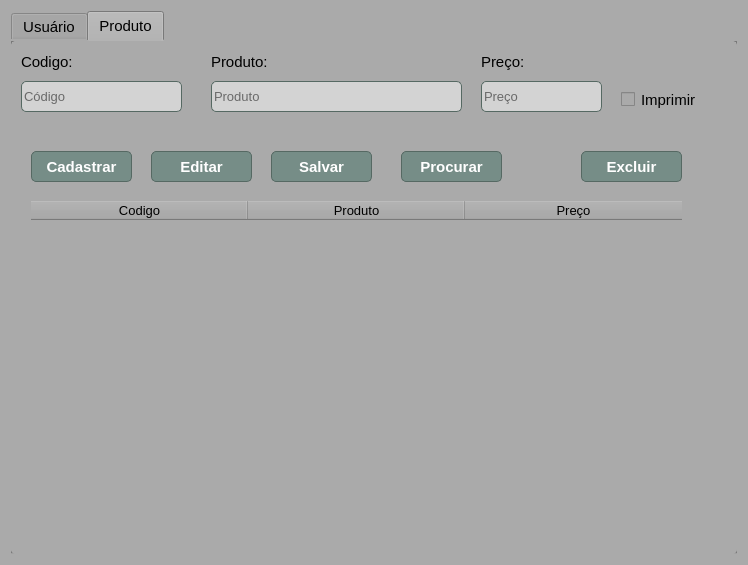
Qt form user.ui (Pindoba/Comanda-pre) before a commit.
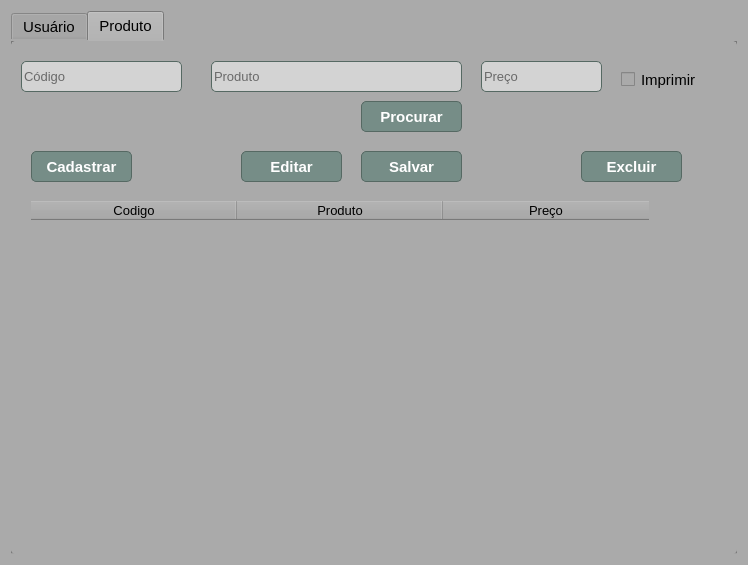
The same form after that commit.

Commit message: buscar produto dentro da comanda e add

Diff of the .ui file:
```diff
--- a/user.ui
+++ b/user.ui
@@ -258,7 +258,7 @@
        <property name="geometry">
         <rect>
          <x>10</x>
-         <y>40</y>
+         <y>20</y>
          <width>161</width>
          <height>31</height>
         </rect>
@@ -287,7 +287,7 @@
        <property name="geometry">
         <rect>
          <x>200</x>
-         <y>40</y>
+         <y>20</y>
          <width>251</width>
          <height>31</height>
         </rect>
@@ -310,7 +310,7 @@
        <property name="geometry">
         <rect>
          <x>470</x>
-         <y>40</y>
+         <y>20</y>
          <width>121</width>
          <height>31</height>
         </rect>
@@ -329,60 +329,6 @@
         <string>Preço</string>
        </property>
       </widget>
-      <widget class="QLabel" name="label_8">
-       <property name="geometry">
-        <rect>
-         <x>10</x>
-         <y>10</y>
-         <width>51</width>
-         <height>21</height>
-        </rect>
-       </property>
-       <property name="font">
-        <font>
-         <pointsize>11</pointsize>
-        </font>
-       </property>
-       <property name="text">
-        <string>Codigo:</string>
-       </property>
-      </widget>
-      <widget class="QLabel" name="label_9">
-       <property name="geometry">
-        <rect>
-         <x>200</x>
-         <y>10</y>
-         <width>61</width>
-         <height>21</height>
-        </rect>
-       </property>
-       <property name="font">
-        <font>
-         <pointsize>11</pointsize>
-        </font>
-       </property>
-       <property name="text">
-        <string>Produto:</string>
-       </property>
-      </widget>
-      <widget class="QLabel" name="label_10">
-       <property name="geometry">
-        <rect>
-         <x>470</x>
-         <y>10</y>
-         <width>51</width>
-         <height>21</height>
-        </rect>
-       </property>
-       <property name="font">
-        <font>
-         <pointsize>11</pointsize>
-        </font>
-       </property>
-       <property name="text">
-        <string>Preço:</string>
-       </property>
-      </widget>
       <widget class="QTableWidget" name="tableWidget_2">
        <property name="geometry">
         <rect>
@@ -398,7 +344,7 @@
         </font>
        </property>
        <attribute name="horizontalHeaderDefaultSectionSize">
-        <number>217</number>
+        <number>206</number>
        </attribute>
        <column>
         <property name="text">
@@ -492,7 +438,7 @@
       <widget class="QPushButton" name="pushButton_4">
        <property name="geometry">
         <rect>
-         <x>140</x>
+         <x>230</x>
          <y>110</y>
          <width>101</width>
          <height>31</height>
@@ -542,7 +488,7 @@
       <widget class="QPushButton" name="pushButton_5">
        <property name="geometry">
         <rect>
-         <x>260</x>
+         <x>350</x>
          <y>110</y>
          <width>101</width>
          <height>31</height>
@@ -643,7 +589,7 @@
        <property name="geometry">
         <rect>
          <x>610</x>
-         <y>50</y>
+         <y>30</y>
          <width>91</width>
          <height>17</height>
         </rect>
@@ -673,8 +619,8 @@
       <widget class="QPushButton" name="pushButton_10">
        <property name="geometry">
         <rect>
-         <x>390</x>
-         <y>110</y>
+         <x>350</x>
+         <y>60</y>
          <width>101</width>
          <height>31</height>
         </rect>
```
The commit also changes 6 other files.
